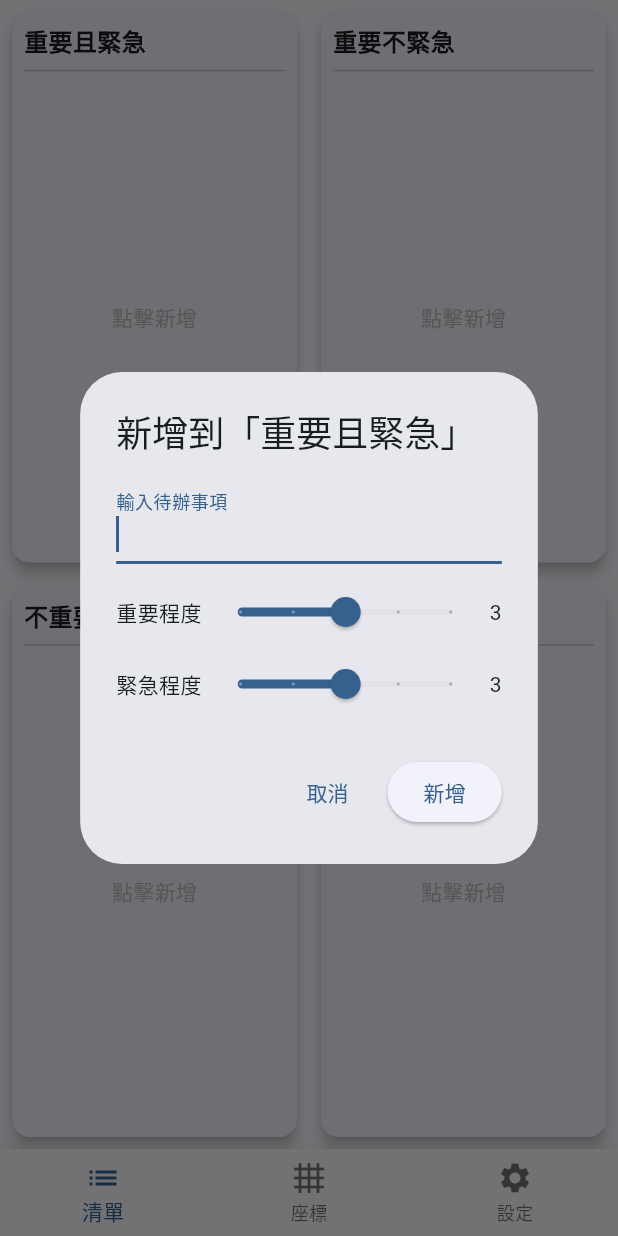
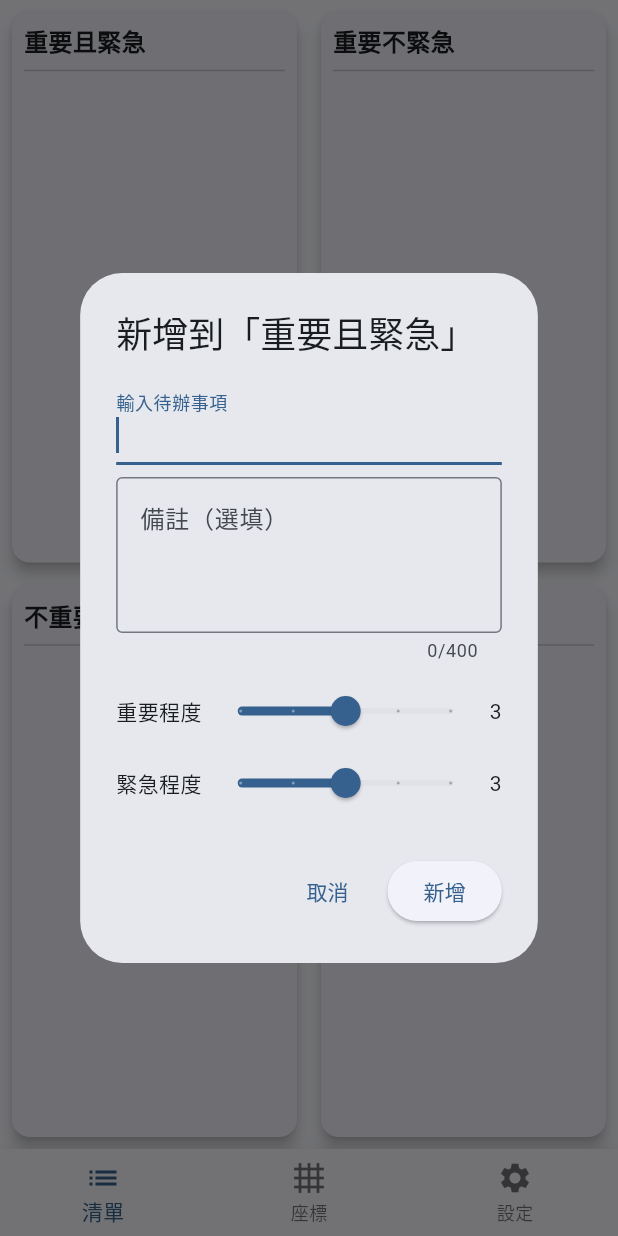
Before and after one commit to LightSky10006/EisenhowerApp, a Flutter app: the screen it shows after launch, after a tap on "重要且緊急", on a phone screen of 412 x 824 dp. Run offline on Flutter 3.47's test engine with Material 3 defaults, Android fonts, the phone set to English and light mode, and no system bars; our stand-ins replace shared_preferences, sqflite; accounts and stored records are empty.

Commit message:
fix bugs

```diff
--- a/lib/main.dart
+++ b/lib/main.dart
@@ -53,7 +53,17 @@ class _EisenhowerAppState extends State<EisenhowerApp> {
   void initState() {
     super.initState();
     _databaseService = DatabaseService();
+    _resetDatabaseIfNeeded();
     _loadData();
+  }
+
+  Future<void> _resetDatabaseIfNeeded() async {
+    // 臨時解決方案：如果資料庫版本不匹配，重新創建資料庫
+    try {
+      await _databaseService.resetDatabase();
+    } catch (e) {
+      debugPrint('Error resetting database: $e');
+    }
   }
 
   Future<void> _loadData() async {
@@ -278,6 +288,7 @@ Future<void> _savePreferences() async {
 
   Future<void> _showAddTaskDialog(BuildContext context, int quadrant, {double? coordinateImportance, double? coordinateUrgency}) async {
     final TextEditingController dialogController = TextEditingController();
+    final TextEditingController descriptionController = TextEditingController();
     // 根據象限設定權重範圍
     int minImportance = -5, maxImportance = 5, minUrgency = -5, maxUrgency = 5;
     int defaultImportance = 0, defaultUrgency = 0;
@@ -365,14 +376,33 @@ Future<void> _savePreferences() async {
               TextField(
                 controller: dialogController,
                 autofocus: true,
-                decoration: InputDecoration(labelText: lang == AppLanguage.zh ? '輸入待辦事項' : 'Enter todo'),
+                maxLength: 72,
+                decoration: InputDecoration(
+                  labelText: lang == AppLanguage.zh ? '輸入待辦事項' : 'Enter todo',
+                  counterText: '',
+                ),
                 onSubmitted: (value) async {
-                  if (value.trim().isNotEmpty) {
-                    final newTask = Task(value.trim(), actualQuadrant, importance: importance, urgency: urgency);
+                  if (value.trim().isNotEmpty && value.trim().length <= 72) {
+                    final newTask = Task(value.trim(), actualQuadrant,
+                      description: descriptionController.text.trim(),
+                      importance: importance,
+                      urgency: urgency
+                    );
                     await _saveTask(newTask);
                     Navigator.of(context).pop();
                   }
                 },
+              ),
+              const SizedBox(height: 8),
+              TextField(
+                controller: descriptionController,
+                maxLength: 400,
+                maxLines: 3,
+                decoration: InputDecoration(
+                  labelText: lang == AppLanguage.zh ? '備註（選填）' : 'Description (optional)',
+                  alignLabelWithHint: true,
+                  border: OutlineInputBorder(),
+                ),
               ),
               const SizedBox(height: 8),
               Row(
@@ -422,8 +452,12 @@ Future<void> _savePreferences() async {
             ),
             ElevatedButton(
               onPressed: () async {
-                if (dialogController.text.trim().isNotEmpty) {
-                  final newTask = Task(dialogController.text.trim(), actualQuadrant, importance: importance, urgency: urgency);
+                if (dialogController.text.trim().isNotEmpty && dialogController.text.trim().length <= 72) {
+                  final newTask = Task(dialogController.text.trim(), actualQuadrant,
+                    description: descriptionController.text.trim(),
+                    importance: importance,
+                    urgency: urgency
+                  );
                   await _saveTask(newTask);
                   Navigator.of(context).pop();
                 }
@@ -438,6 +472,7 @@ Future<void> _savePreferences() async {
 
   Future<void> _showEditTaskDialog(BuildContext context, Task task) async {
     final TextEditingController dialogController = TextEditingController(text: task.title);
+    final TextEditingController descriptionController = TextEditingController(text: task.description);
     final originalQuadrant = task.quadrant;
 
     // 根據象限設定權重範圍
@@ -490,16 +525,32 @@ Future<void> _savePreferences() async {
                   TextField(
                     controller: dialogController,
                     autofocus: true,
-                    decoration: InputDecoration(labelText: lang == AppLanguage.zh ? '修改待辦事項' : 'Edit todo'),
+                    maxLength: 72,
+                    decoration: InputDecoration(
+                      labelText: lang == AppLanguage.zh ? '修改待辦事項' : 'Edit todo',
+                      counterText: '',
+                    ),
                     onSubmitted: (value) async {
-                      if (value.trim().isNotEmpty) {
+                      if (value.trim().isNotEmpty && value.trim().length <= 72) {
                         task.title = value.trim();
+                        task.description = descriptionController.text.trim();
                         task.importance = importance;
                         task.urgency = urgency;
                         await _saveTask(task);
                         Navigator.of(context).pop();
                       }
                     },
+                  ),
+                  const SizedBox(height: 8),
+                  TextField(
+                    controller: descriptionController,
+                    maxLength: 400,
+                    maxLines: 3,
+                    decoration: InputDecoration(
+                      labelText: lang == AppLanguage.zh ? '備註' : 'Description',
+                      alignLabelWithHint: true,
+                      border: OutlineInputBorder(),
+                    ),
                   ),
                   const SizedBox(height: 8),
                   Row(
@@ -561,6 +612,7 @@ Future<void> _savePreferences() async {
                   onPressed: () async {
                     if (dialogController.text.trim().isNotEmpty) {
                       task.title = dialogController.text.trim();
+                      task.description = descriptionController.text.trim();
                       task.importance = importance;
                       task.urgency = urgency;
                       await _saveTask(task);
--- a/lib/models/task.dart
+++ b/lib/models/task.dart
@@ -1,5 +1,6 @@
 class Task {
   String title;
+  String description; // 備註，最多400字
   int quadrant; // 0:重要且緊急, 1:重要不緊急, 2:不重要但緊急, 3:不重要不緊急
   int importance; // -5~+5
   int urgency; // -5~+5
@@ -10,16 +11,19 @@ class Task {
   Task(
     this.title,
     this.quadrant, {
+    this.description = '',
     this.importance = 0,
     this.urgency = 0,
     this.id,
     this.createdAt,
     this.updatedAt,
-  });
+  })  : assert(title.length <= 72, 'Title must be 72 characters or less'),
+        assert(description.length <= 400, 'Description must be 400 characters or less');
 
   Map<String, dynamic> toMap() => {
     'id': id,
     'title': title,
+    'description': description,
     'quadrant': quadrant,
     'importance': importance,
     'urgency': urgency,
@@ -30,6 +34,7 @@ class Task {
   factory Task.fromMap(Map<String, dynamic> map) => Task(
     map['title'],
     map['quadrant'],
+    description: map['description'] ?? '',
     importance: map['importance'],
     urgency: map['urgency'],
     id: map['id'],
@@ -39,6 +44,7 @@ class Task {
 
   Task copyWith({
     String? title,
+    String? description,
     int? quadrant,
     int? importance,
     int? urgency,
@@ -49,6 +55,7 @@ class Task {
     return Task(
       title ?? this.title,
       quadrant ?? this.quadrant,
+      description: description ?? this.description,
       importance: importance ?? this.importance,
       urgency: urgency ?? this.urgency,
       id: id ?? this.id,
@@ -63,6 +70,7 @@ class Task {
     return other is Task &&
         other.id == id &&
         other.title == title &&
+        other.description == description &&
         other.quadrant == quadrant &&
         other.importance == importance &&
         other.urgency == urgency;
@@ -72,6 +80,7 @@ class Task {
   int get hashCode {
     return id.hashCode ^
         title.hashCode ^
+        description.hashCode ^
         quadrant.hashCode ^
         importance.hashCode ^
         urgency.hashCode;
--- a/lib/screens/quadrant_plane_screen.dart
+++ b/lib/screens/quadrant_plane_screen.dart
@@ -183,7 +183,7 @@ class _QuadrantPlaneScreenState extends State<QuadrantPlaneScreen> {
             height: double.infinity,
             decoration: BoxDecoration(
               color: widget.isCyberpunk
-                ? const Color(0xFF1A1832) // 深藍紫
+                ? const Color(0xFF2D1B3C) // 紫色，與主背景一致
                 : (isDark ? const Color(0xFF1E1E1E) : const Color(0xFFFAFAFA)),
             ),
             child: CustomPaint(
--- a/lib/services/database_service.dart
+++ b/lib/services/database_service.dart
@@ -30,12 +30,13 @@ class DatabaseService {
 
     return await openDatabase(
       path,
-      version: 1,
+      version: 2,
       onCreate: (db, version) async {
         await db.execute('''
           CREATE TABLE tasks(
             id INTEGER PRIMARY KEY AUTOINCREMENT,
             title TEXT NOT NULL,
+            description TEXT,
             quadrant INTEGER NOT NULL,
             importance INTEGER NOT NULL,
             urgency INTEGER NOT NULL,
@@ -48,6 +49,11 @@ class DatabaseService {
         await db.execute('CREATE INDEX idx_tasks_quadrant ON tasks(quadrant)');
         await db.execute('CREATE INDEX idx_tasks_importance ON tasks(importance)');
         await db.execute('CREATE INDEX idx_tasks_urgency ON tasks(urgency)');
+      },
+      onUpgrade: (db, oldVersion, newVersion) async {
+        if (oldVersion < 2) {
+          await db.execute('ALTER TABLE tasks ADD COLUMN description TEXT');
+        }
       },
     );
   }
@@ -80,7 +86,11 @@ class DatabaseService {
       taskMap['created_at'] = now;
       taskMap['updated_at'] = now;
 
-      return await db.insert('tasks', taskMap);
+      debugPrint('Inserting task: $taskMap');
+
+      final result = await db.insert('tasks', taskMap);
+      debugPrint('Insert result: $result');
+      return result;
     } catch (e) {
       debugPrint('Error inserting task: $e');
       return -1;
@@ -144,6 +154,29 @@ class DatabaseService {
     }
   }
 
+  // 重設資料庫（強制重新創建）
+  Future<void> resetDatabase() async {
+    if (kIsWeb) return;
+
+    try {
+      final dbPath = await getDatabasesPath();
+      final path = join(dbPath, 'eisenhower_tasks.db');
+
+      // 關閉現有資料庫連接
+      await close();
+
+      // 刪除資料庫檔案
+      await deleteDatabase(path);
+
+      // 重新初始化資料庫
+      _database = await _initDatabase();
+
+      debugPrint('Database reset successfully');
+    } catch (e) {
+      debugPrint('Error resetting database: $e');
+    }
+  }
+
   Future<void> close() async {
     if (_database != null) {
       await _database!.close();
```
Also changed, not shown: lib/widgets/quadrant_painter.dart (+7 -7 lines).
